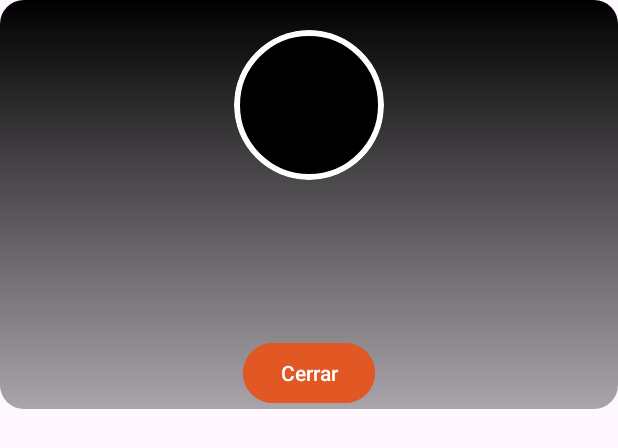
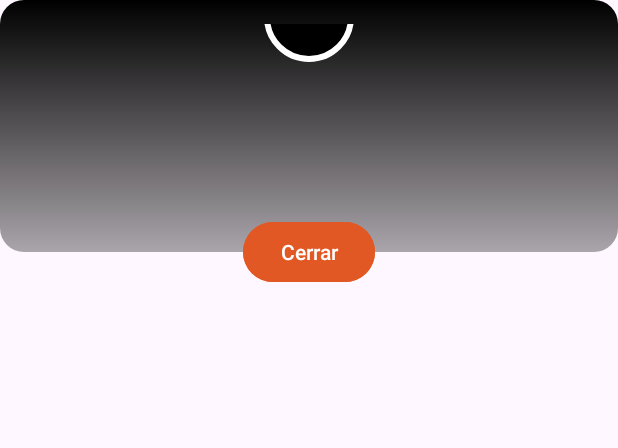
Before and after one commit to juanpalacios20/equipoDos, an Android app: the layout dialog_challenge.xml on its own in the app's theme, with its tools: preview values and no code run, on a phone screen of 412 x 824 dp. Shown: the top 448 px of the screen. Run offline under Robolectric (Android 15) with nearby library versions, the light colour scheme and no system bars.

Commit message:
Ya la aplicación no se cierra

```diff
--- a/app/build.gradle.kts
+++ b/app/build.gradle.kts
@@ -56,6 +56,7 @@
 }
 
 dependencies {
+    kapt ("com.google.dagger:dagger-compiler:2.x")
     implementation(libs.androidx.core.ktx)
     implementation(libs.androidx.appcompat)
     implementation(libs.material)
@@ -86,4 +87,6 @@
     //cargar gif
     implementation("com.github.bumptech.glide:glide:4.16.0")
     annotationProcessor("com.github.bumptech.glide:compiler:4.16.0")
+
+
 }
--- a/app/src/main/AndroidManifest.xml
+++ b/app/src/main/AndroidManifest.xml
@@ -32,8 +32,10 @@
         <activity
             android:name=".view.TestDB"
             android:exported="true" />
+        <activity
+            android:name=".view.home.HomeActivity"
+            android:exported="true">
+        </activity>
 
-        <activity android:name=".view.InstructionsFragment"
-            android:exported="true" />
     </application>
 </manifest>
--- a/app/src/main/java/com/example/picobotella2_equipodos/view/home/SplashActivity.kt
+++ b/app/src/main/java/com/example/picobotella2_equipodos/view/home/SplashActivity.kt
@@ -27,7 +27,7 @@
         // Esperar 5 segundos antes de cambiar a la MainActivity
         Handler().postDelayed({
             // Iniciar la actividad principal después de 5 segundos
-            val intent = Intent(this, HomeFragment::class.java) // Cambia InicioActivity por el nombre de tu actividad principal
+            val intent = Intent(this, HomeActivity::class.java)      // Cambia InicioActivity por el nombre de tu actividad principal
             startActivity(intent)
             finish() // Cierra la SplashActivity para que no vuelva al presionar atrás
         }, splashTimeOut)
--- a/app/src/main/res/layout/dialog_challenge.xml
+++ b/app/src/main/res/layout/dialog_challenge.xml
@@ -1,51 +1,79 @@
+<?xml version="1.0" encoding="utf-8"?>
+<layout xmlns:app="http://schemas.android.com/apk/res-auto"
+    xmlns:tools="http://schemas.android.com/tools"
+    xmlns:android="http://schemas.android.com/apk/res/android">
+
+    <androidx.constraintlayout.widget.ConstraintLayout
+        android:layout_width="match_parent"
+        android:layout_height="847dp"
+        android:background="@android:color/transparent">
+
         <FrameLayout
-    xmlns:android="http://schemas.android.com/apk/res/android"
+            android:id="@+id/frameLayout"
             android:layout_width="match_parent"
             android:layout_height="wrap_content"
-    android:background="@android:color/transparent">
+            android:layout_marginBottom="32dp"
+            android:background="@drawable/dialog_background"
+            app:layout_constraintBottom_toTopOf="@+id/dialogButton"
+            app:layout_constraintEnd_toEndOf="parent"
+            app:layout_constraintStart_toStartOf="parent">
 
-    <RelativeLayout
+            <LinearLayout
                 android:layout_width="match_parent"
+                android:layout_height="match_parent"
+                android:layout_marginBottom="24dp"
+                android:gravity="center"
+                android:orientation="vertical"
+                android:padding="16dp"
+                android:paddingBottom="0dp">
+
+                <FrameLayout
+                    android:layout_width="wrap_content"
                     android:layout_height="wrap_content"
-        android:background="@drawable/layer_background"
-        android:padding="20dp"
-        android:clipToPadding="false"
-        android:paddingBottom="40dp">
+                    android:layout_gravity="center">
 
-        <!-- Contenido de la vista de diálogo -->
                     <ImageView
-            android:id="@+id/pokemonImage"
-            android:layout_width="100dp"
-            android:layout_height="100dp"
-            android:layout_centerHorizontal="true"
-            android:background="@drawable/circle_background"
-            android:padding="10dp"
-            android:layout_marginBottom="20dp"
-            android:clipToOutline="true" />
+                        android:id="@+id/circleImageView"
+                        android:layout_width="60dp"
+                        android:layout_height="60dp"
+                        android:layout_gravity="center"
+                        android:layout_marginTop="-30dp"
+                        android:src="@drawable/circle_background" />
+
+
+                    <ImageView
+                        android:id="@+id/pokemonImageView"
+                        android:layout_width="50dp"
+                        android:layout_height="50dp"
+                        android:layout_gravity="center" />
+                </FrameLayout>
 
                 <TextView
-            android:id="@+id/challengeText"
+                    android:id="@+id/dialogMessage"
                     android:layout_width="wrap_content"
                     android:layout_height="wrap_content"
-            android:layout_below="@id/pokemonImage"
-            android:layout_marginTop="20dp"
-            android:layout_centerHorizontal="true"
-            android:textColor="#FFFFFF"
-            android:textStyle="bold"
-            android:textSize="18sp"
-            android:padding="10dp" />
+                    android:layout_marginTop="16dp"
+                    android:layout_marginBottom="24dp"
+                    android:textColor="@android:color/white"
+                    android:textSize="16sp"
+                    android:textStyle="bold" />
 
+            </LinearLayout>
+
+        </FrameLayout>
+
+        <!-- Botón con superposición parcial sobre el borde del diálogo -->
         <Button
-            android:id="@+id/closeButton"
+            android:id="@+id/dialogButton"
             android:layout_width="wrap_content"
             android:layout_height="wrap_content"
-            android:layout_centerHorizontal="true"
-            android:layout_below="@id/challengeText"
-            android:layout_marginTop="20dp"
+            android:layout_marginTop="-24dp"
             android:backgroundTint="@color/orange"
             android:text="Cerrar"
-            android:textColor="#FFFFFF"
-            android:layout_marginBottom="-20dp" />
+            app:layout_constraintEnd_toEndOf="parent"
+            app:layout_constraintStart_toStartOf="parent"
+            app:layout_constraintTop_toBottomOf="@id/frameLayout" />
 
-    </RelativeLayout>
-</FrameLayout>
+    </androidx.constraintlayout.widget.ConstraintLayout>
+
+</layout>
--- a/app/src/main/res/layout/home.xml
+++ b/app/src/main/res/layout/home.xml
@@ -3,6 +3,7 @@
     xmlns:tools="http://schemas.android.com/tools">
 
     <FrameLayout
+        android:id="@+id/fragment_container"
         android:layout_width="match_parent"
         android:layout_height="match_parent"
         tools:context=".view.fragment.HomeFragment">
```
Also changed, not shown: app/src/main/java/com/example/picobotella2_equipodos/view/home/HomeActivity.kt (added, +20 -0 lines), app/src/main/java/com/example/picobotella2_equipodos/view/home/HomeFragment.kt (+49 -38 lines), app/src/main/res/navigation/nav.xml (added, +44 -0 lines), app/src/main/java/com/example/picobotella2_equipodos/view/fragment/FragmentRate.kt (renamed from app/src/main/java/com/example/picobotella2_equipodos/view/fragment/fragment.kt). Lines whose indentation alone changed are shown as unchanged.
